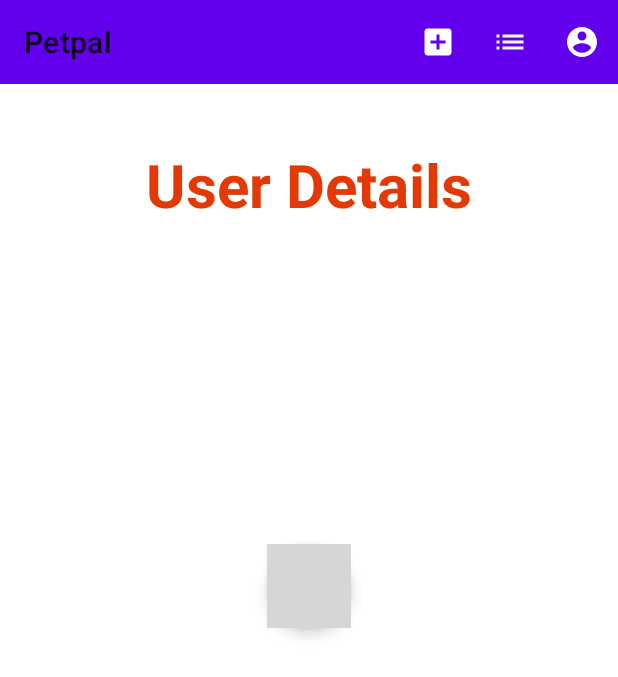
After one commit to Arshveer0708/PetpalApp, an Android app: the UserProfileActivity screen opened directly, with no data from a screen before it, on a phone screen of 412 x 824 dp. The commit adds this screen. Shown: the top 677 px of the screen. Run offline under Robolectric (Android 15) with nearby library versions, the phone set to English and light mode, and no system bars; our stand-ins replace Firebase (no records; nobody signed in at launch, a user with empty details on screens opened directly); grey boxes are pictures that could not be loaded.

Commit message:
Updated UserProfileActivity.kt file to add profile page and logout button in user profile page

```diff
--- /dev/null
+++ b/app/src/main/java/com/GC200451204/petpal/UserProfileActivity.kt
@@ -0,0 +1,84 @@
+package com.GC200451204.petpal
+
+import android.content.Intent
+import androidx.appcompat.app.AppCompatActivity
+import android.os.Bundle
+import android.text.method.ScrollingMovementMethod
+import android.view.Menu
+import android.view.MenuItem
+import com.example.petpal.R
+import com.example.petpal.databinding.ActivityUserProfileBinding
+import com.google.firebase.auth.FirebaseAuth
+
+class UserProfileActivity : AppCompatActivity() {
+    private lateinit var binding : ActivityUserProfileBinding
+    private val auth = FirebaseAuth.getInstance()
+
+    override fun onCreate(savedInstanceState: Bundle?) {
+        super.onCreate(savedInstanceState)
+        binding = ActivityUserProfileBinding.inflate(layoutInflater)
+        setContentView(binding.root)
+
+//        //enable the scrollbars
+//        binding.termsTextView.movementMethod = ScrollingMovementMethod()
+
+        //ensure we have an authenticated user
+        if (auth.currentUser == null)
+            logout()
+        else{
+            auth.currentUser?.let{ user->
+                binding.textViewUserName.text = user.displayName
+                binding.textViewEmailID.text = user.email
+                binding.userProfileDetails.text = "User Details"
+            }
+        }
+
+        //Logout the user when logout button is pressed
+        binding.logout.setOnClickListener {
+            logout()
+        }
+
+
+        setSupportActionBar(binding.mainToolBar.toolbar)
+    }
+
+    //     Adding the main_menu to the toolbar
+    override fun onCreateOptionsMenu(menu: Menu?): Boolean {
+        menuInflater.inflate(R.menu.main_menu, menu)
+        return true
+    }
+
+    // This method connects an action with the icon selected from the menu
+
+    override fun onOptionsItemSelected(item: MenuItem): Boolean {
+        when (item.itemId){
+            //When clicked on add button in toolbar
+            R.id.action_add ->{
+                startActivity(Intent(applicationContext, AddPetDetailsActivity::class.java))
+                return true
+            }
+
+            //When clicked on list button
+            R.id.action_list ->{
+                startActivity(Intent(applicationContext, GridRecyclerActivity::class.java))
+                return true
+            }
+
+            //When  clicked on User button
+            R.id.action_user_profile -> {
+                startActivity(Intent(applicationContext, UserProfileActivity::class.java))
+                return true
+            }
+        }
+        return super.onOptionsItemSelected(item)
+    }
+
+    private fun logout()
+    {
+        auth.signOut()
+        finish()
+        startActivity(Intent(this, SiginActivity::class.java))
+    }
+
+
+}
--- /dev/null
+++ b/app/src/main/res/layout/activity_user_profile.xml
@@ -0,0 +1,73 @@
+<?xml version="1.0" encoding="utf-8"?>
+<androidx.constraintlayout.widget.ConstraintLayout xmlns:android="http://schemas.android.com/apk/res/android"
+    xmlns:app="http://schemas.android.com/apk/res-auto"
+    xmlns:tools="http://schemas.android.com/tools"
+    android:layout_width="match_parent"
+    android:layout_height="match_parent"
+    tools:context="com.GC200451204.petpal.UserProfileActivity">
+
+    <include
+        android:id="@+id/mainToolBar"
+        layout="@layout/layout_petpal"
+        android:layout_width="match_parent"
+        android:layout_height="wrap_content"
+        app:layout_constraintStart_toStartOf="parent"
+        app:layout_constraintEnd_toEndOf="parent"
+        app:layout_constraintTop_toTopOf="parent"
+        />
+
+    <TextView
+        android:id="@+id/userProfileDetails"
+        android:layout_width="wrap_content"
+        android:layout_height="wrap_content"
+        android:layout_marginTop="40dp"
+        android:textColor="#E33A05"
+        android:textSize="40sp"
+        android:textStyle="bold"
+        app:layout_constraintEnd_toEndOf="parent"
+        app:layout_constraintStart_toStartOf="parent"
+        app:layout_constraintTop_toBottomOf="@+id/mainToolBar"
+        tools:text="User Profile" />
+
+    <TextView
+        android:id="@+id/textViewUserName"
+        android:layout_width="wrap_content"
+        android:layout_height="wrap_content"
+        android:layout_marginTop="128dp"
+        android:textColor="#100F0F"
+        android:textSize="25sp"
+        app:layout_constraintEnd_toEndOf="parent"
+        app:layout_constraintHorizontal_bias="0.497"
+        app:layout_constraintStart_toStartOf="parent"
+        app:layout_constraintTop_toBottomOf="@+id/mainToolBar"
+        tools:text="User Name Here" />
+
+    <TextView
+        android:id="@+id/textViewEmailID"
+        android:layout_width="wrap_content"
+        android:layout_height="wrap_content"
+        android:layout_marginTop="30dp"
+        android:textColor="#151414"
+        android:textSize="20sp"
+        app:layout_constraintEnd_toEndOf="parent"
+        app:layout_constraintStart_toStartOf="parent"
+        app:layout_constraintTop_toBottomOf="@+id/textViewUserName"
+        tools:text="aaa@ggdsdsh.com" />
+
+    <com.google.android.material.floatingactionbutton.FloatingActionButton
+        android:id="@+id/logout"
+        android:layout_width="wrap_content"
+        android:layout_height="wrap_content"
+        android:layout_margin="@dimen/main_margin"
+        android:clickable="true"
+        android:focusable="true"
+        android:tint="#B62929"
+        app:layout_constraintBottom_toBottomOf="parent"
+        app:layout_constraintEnd_toEndOf="parent"
+        app:layout_constraintStart_toStartOf="parent"
+        app:layout_constraintTop_toBottomOf="@+id/textViewEmailID"
+        app:layout_constraintVertical_bias="0.155"
+        app:srcCompat="@drawable/logout_icon" />
+
+
+</androidx.constraintlayout.widget.ConstraintLayout>
--- /dev/null
+++ b/app/src/main/res/layout/layout_petpal.xml
@@ -0,0 +1,18 @@
+<?xml version="1.0" encoding="utf-8"?>
+<androidx.constraintlayout.widget.ConstraintLayout xmlns:android="http://schemas.android.com/apk/res/android"
+    android:layout_width="match_parent"
+    android:layout_height="match_parent"
+    xmlns:app="http://schemas.android.com/apk/res-auto">
+
+    <androidx.appcompat.widget.Toolbar
+        android:id="@+id/toolbar"
+        android:layout_width="match_parent"
+        android:layout_height="wrap_content"
+        android:background="?attr/colorPrimary"
+        android:minHeight="?attr/actionBarSize"
+        android:theme="?attr/actionBarTheme"
+        app:layout_constraintEnd_toEndOf="parent"
+        app:layout_constraintStart_toStartOf="parent"
+        app:layout_constraintTop_toTopOf="parent" />
+
+</androidx.constraintlayout.widget.ConstraintLayout>
```
Also changed, not shown: app/src/main/AndroidManifest.xml (+6 -3 lines), app/src/main/java/com/GC200451204/petpal/AddPetDetailsActivity.kt (+36 -0 lines), app/src/main/java/com/GC200451204/petpal/GridRecyclerActivity.kt (+37 -2 lines), app/src/main/res/layout/activity_add_pet_details.xml (+11 -1 lines), app/src/main/res/layout/activity_grid_recycler.xml (+10 -10 lines), app/src/main/res/layout/item_grid_pet.xml (+11 -3 lines).
